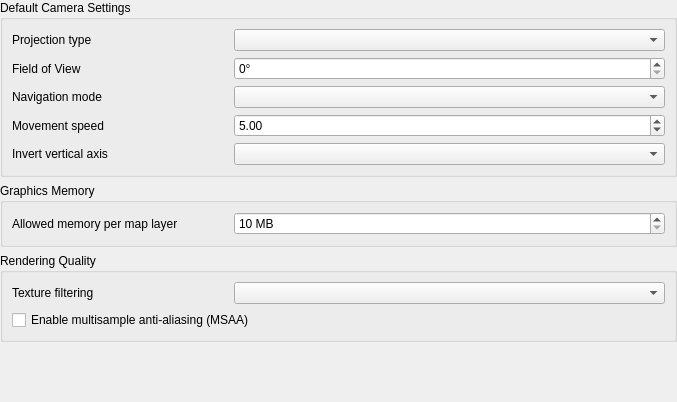
Before: the Qt Designer form src/ui/3d/qgs3doptionsbase.ui in basilrabi/QGIS, drawn with Qt 5.
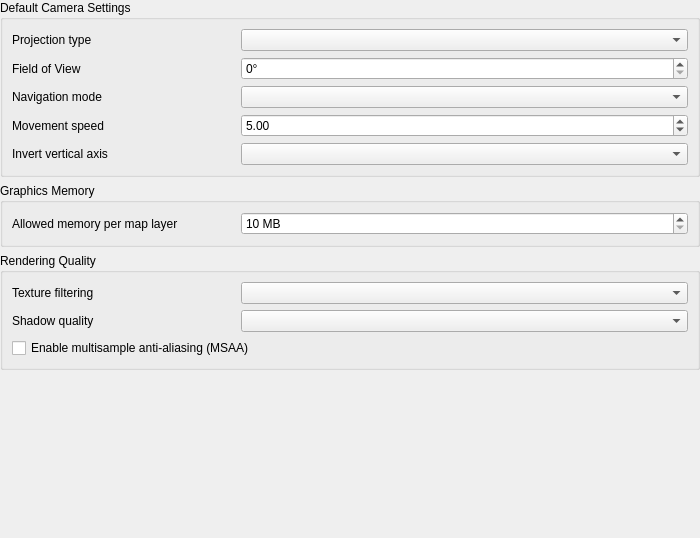
After: the same form once the commit is applied. Custom widgets are drawn as their Qt base class.

Commit message:
Make shadow quality a local profile setting, not per project/map
This is a setting which depends on the local hardware only, so
a value appropriate for one user of a project won't make sense
when that project is shared.

Diff of the .ui file:
```diff
--- a/src/ui/3d/qgs3doptionsbase.ui
+++ b/src/ui/3d/qgs3doptionsbase.ui
@@ -9,8 +9,8 @@
    <rect>
     <x>0</x>
     <y>0</y>
-    <width>677</width>
-    <height>402</height>
+    <width>700</width>
+    <height>538</height>
    </rect>
   </property>
   <property name="windowTitle">
@@ -46,8 +46,8 @@
         <rect>
          <x>0</x>
          <y>0</y>
-         <width>677</width>
-         <height>402</height>
+         <width>700</width>
+         <height>538</height>
         </rect>
        </property>
        <layout class="QGridLayout" name="gridLayout_2">
@@ -117,8 +117,12 @@
            <string>Rendering Quality</string>
           </property>
           <layout class="QGridLayout" name="gridLayout_4" columnstretch="1,2">
-           <item row="1" column="1">
-            <widget class="QComboBox" name="mTextureFilterQualityCombo"/>
+           <item row="2" column="0">
+            <widget class="QLabel" name="label_3">
+             <property name="text">
+              <string>Shadow quality</string>
+             </property>
+            </widget>
            </item>
            <item row="1" column="0">
             <widget class="QLabel" name="label_2">
@@ -127,13 +131,19 @@
              </property>
             </widget>
            </item>
-           <item row="2" column="0" colspan="2">
+           <item row="4" column="0" colspan="2">
             <widget class="QCheckBox" name="mMSAA">
              <property name="text">
               <string>Enable multisample anti-aliasing (MSAA)</string>
              </property>
             </widget>
            </item>
+           <item row="1" column="1">
+            <widget class="QComboBox" name="mTextureFilterQualityCombo"/>
+           </item>
+           <item row="2" column="1">
+            <widget class="QComboBox" name="mShadowQualityCombo"/>
+           </item>
           </layout>
          </widget>
         </item>
```
Left out of the diff: 1 changed line with no effect on the pictures. The commit also changes 13 other files.
